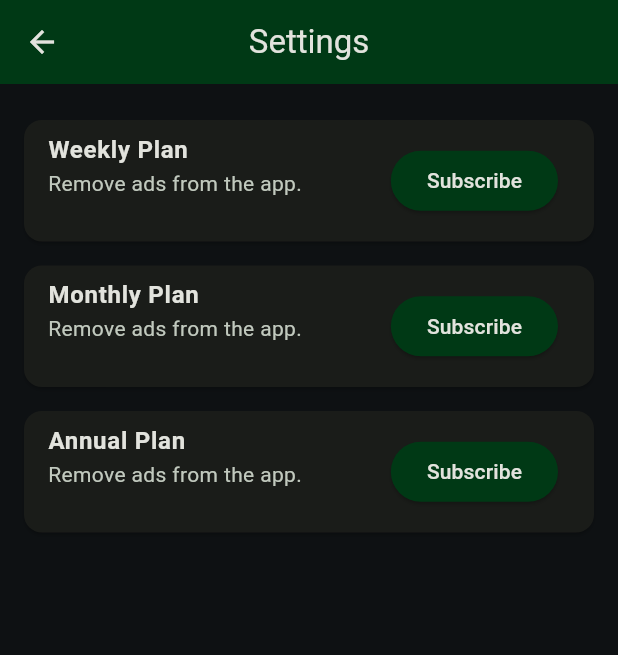
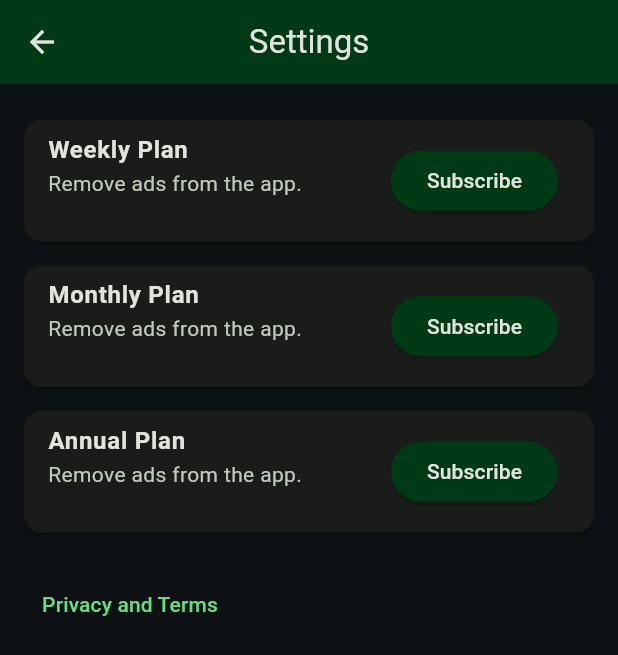
Before and after one commit to lucas3g/cuber_timer, a Flutter app: the ConfigPage screen opened directly, on a phone screen of 412 x 824 dp. Shown: the top 655 px of the screen. Run offline on Flutter 3.47's test engine with Material 3 defaults, Android fonts, the phone set to English and light mode, and no system bars; our stand-ins replace bot_toast, flutter_mobx, get_it, google_fonts, google_mobile_ads, in_app_purchase and 8 more; missing offline and left inert: super_sliver_list; accounts and stored records are empty; generated files the repository leaves out were written again; network calls fail.

Commit message:
Add privacy and terms button to config page

```diff
--- a/assets/i18n/en_US.yaml
+++ b/assets/i18n/en_US.yaml
@@ -42,4 +42,5 @@ config_page:
   plan_monthly: Monthly Plan
   plan_annual: Annual Plan
   button_subscribe: Subscribe
+  button_privacy_terms: Privacy and Terms
   remove_ads_description: Remove ads from the app.
--- a/assets/i18n/pt_BR.yaml
+++ b/assets/i18n/pt_BR.yaml
@@ -42,4 +42,5 @@ config_page:
   plan_monthly: Plano Mensal
   plan_annual: Plano Anual
   button_subscribe: Assinar
+  button_privacy_terms: Privacidade e Termos
   remove_ads_description: Remova anúncios do app.
--- a/lib/app/modules/config/presenter/config_page.dart
+++ b/lib/app/modules/config/presenter/config_page.dart
@@ -1,5 +1,6 @@
 import 'package:cuber_timer/app/shared/translate/translate.dart';
 import 'package:flutter/material.dart';
+import 'package:url_launcher/url_launcher.dart';
 
 import '../../../core/domain/entities/subscription_plan.dart';
 import '../../../di/dependency_injection.dart';
@@ -14,6 +15,13 @@ class ConfigPage extends StatefulWidget {
 
 class _ConfigPageState extends State<ConfigPage> {
   final PurchaseService purchaseService = getIt<PurchaseService>();
+  final Uri _privacyUri = Uri.parse('https://lucas3g.github.io/#/');
+
+  Future<void> _openPrivacyTerms() async {
+    if (await canLaunchUrl(_privacyUri)) {
+      await launchUrl(_privacyUri, mode: LaunchMode.externalApplication);
+    }
+  }
 
   @override
   void initState() {
@@ -60,6 +68,13 @@ class _ConfigPageState extends State<ConfigPage> {
                 purchaseService.priceFor(SubscriptionPlan.annual),
                 onTap: () => purchaseService.buy(SubscriptionPlan.annual),
               ),
+              const SizedBox(height: 16),
+              TextButton(
+                onPressed: _openPrivacyTerms,
+                child: Text(
+                  translate('config_page.button_privacy_terms'),
+                ),
+              ),
             ],
           ),
         ),
--- a/pubspec.yaml
+++ b/pubspec.yaml
@@ -54,6 +54,7 @@ dependencies:
   in_app_purchase: ^3.2.3
   super_sliver_list: ^0.4.1
   in_app_review: ^2.0.8
+  url_launcher: ^6.2.5
   flutter_localizations:
     sdk: flutter
   yaml: 3.1.3
```
